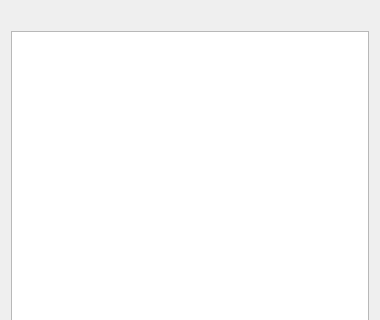
The window that GeneralsMD/Code/Tools/WorldBuilder/qt/panels/WBQtTerrainModalDialog.ui (triatomic/worldbuilderQT) describes before a commit, drawn with Qt 5; both pictures show x 0 to 380 and y 0 to 320 of the 380 by 560 pixel window.
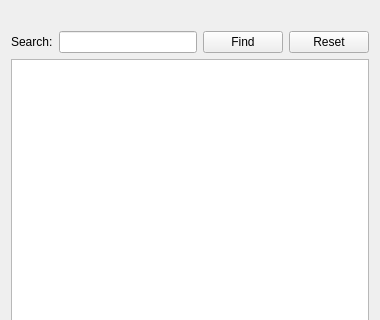
The same window after the commit.

Commit message: WorldBuilder: search box + closest-name suggestion in the "Replace Missing" dialogs

```diff
--- a/GeneralsMD/Code/Tools/WorldBuilder/qt/panels/WBQtTerrainModalDialog.ui
+++ b/GeneralsMD/Code/Tools/WorldBuilder/qt/panels/WBQtTerrainModalDialog.ui
@@ -13,10 +13,58 @@
   <property name="windowTitle">
    <string>Replace Missing Texture</string>
   </property>
-  <layout class="QVBoxLayout" name="rootLayout" stretch="0,1,0">
+  <layout class="QVBoxLayout" name="rootLayout" stretch="0,0,1,0">
    <item>
     <widget class="QLabel" name="missingPathLabel"/>
    </item>
+   <item>
+    <widget class="QWidget" name="searchRow" native="true">
+     <layout class="QHBoxLayout" name="searchLay" stretch="0,1,0,0">
+      <property name="leftMargin">
+       <number>0</number>
+      </property>
+      <property name="topMargin">
+       <number>0</number>
+      </property>
+      <property name="rightMargin">
+       <number>0</number>
+      </property>
+      <property name="bottomMargin">
+       <number>0</number>
+      </property>
+      <item>
+       <widget class="QLabel" name="searchLabel">
+        <property name="text">
+         <string>Search:</string>
+        </property>
+       </widget>
+      </item>
+      <item>
+       <widget class="QLineEdit" name="searchEdit"/>
+      </item>
+      <item>
+       <widget class="QPushButton" name="findButton">
+        <property name="text">
+         <string>Find</string>
+        </property>
+        <property name="autoDefault">
+         <bool>false</bool>
+        </property>
+       </widget>
+      </item>
+      <item>
+       <widget class="QPushButton" name="resetButton">
+        <property name="text">
+         <string>Reset</string>
+        </property>
+        <property name="autoDefault">
+         <bool>false</bool>
+        </property>
+       </widget>
+      </item>
+     </layout>
+    </widget>
+   </item>
    <item>
     <widget class="QTreeWidget" name="tree">
      <property name="headerHidden">
```
The commit also changes 5 other files.
